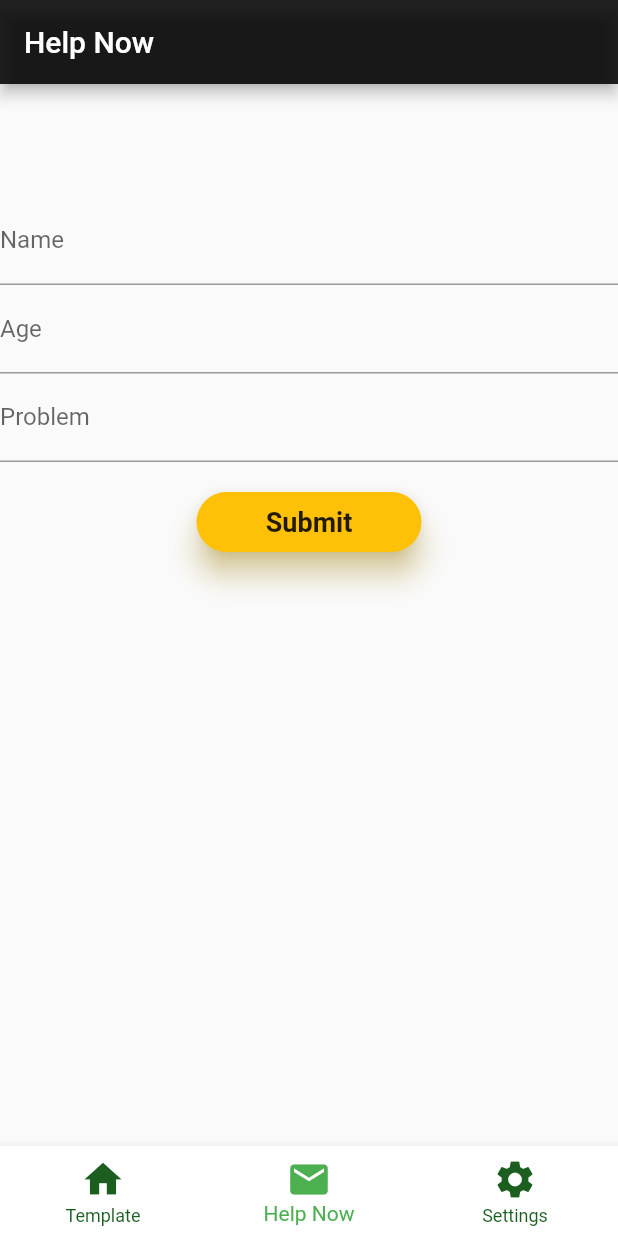
After one commit to Akash-ck/flutter-ui-loginscreen, a Flutter app: the HomePage screen opened directly, item 2 of the bottom bar chosen, after a tap on "Submit", on a phone screen of 412 x 824 dp. The commit adds this screen. Run offline on Flutter 3.47's test engine with Material 2 defaults, Android fonts, the phone set to English and light mode, and no system bars; our stand-ins replace firebase_auth, firebase_core, google_sign_in; accounts and stored records are empty.

Commit message:
final commit

```diff
--- a/assets/templates.json
+++ b/assets/templates.json
@@ -12,12 +12,12 @@
         },
 
         {
-            "image":"assets/image1.jpeg",
+            "image":"assets/download.jpg",
             "name":"Start from Scratch",
             "description":"Create a video from scratch to tell your story"
         },
         {
-            "image":"assets/jp.jpg",
+            "image":"assets/img.png",
             "name":"Product Launch",
             "description":"Introduce a product or service with a video"
         },
--- a/lib/authservice.dart
+++ b/lib/authservice.dart
@@ -2,7 +2,7 @@ import 'package:firebase_auth/firebase_auth.dart';
 import 'package:firebase_core/firebase_core.dart';
 import 'package:flutter/material.dart';
 import 'package:google_sign_in/google_sign_in.dart';
-import 'package:log/profile.dart';
+
 
 
   final googleSignIn = GoogleSignIn();
--- /dev/null
+++ b/lib/gridview.dart
@@ -0,0 +1,66 @@
+import 'package:flutter/material.dart';
+import 'dart:convert';
+
+class gridview extends StatefulWidget {
+  @override
+  _gridviewState createState() => _gridviewState();
+}
+
+class _gridviewState extends State<gridview> {
+
+
+  Widget build(BuildContext context) {
+    return Scaffold(
+
+
+      appBar: AppBar(
+        title: Text("FROM json FILE"),
+      ),
+      body: Center(
+        child: FutureBuilder(
+            future: DefaultAssetBundle.of(context)
+                .loadString('assets/templates.json'),
+            builder: (context, snapshot) {
+              // Decode the JSON
+              var newData = json.decode(snapshot.data.toString());
+
+              return Container(
+                child: GridView.count(
+                  crossAxisCount: 2,
+                  scrollDirection: Axis.vertical,
+                  children: List.generate(4, (index) {
+                    return Expanded(
+                      child: Column(
+                        children: [
+                          Expanded(
+                            child: Container(
+                              height: 300,
+                              width: 200,
+                              child: Image.asset(
+                                newData[index]['image'],
+                                fit: BoxFit.contain,
+                              ),
+                            ),
+                          ),
+                          ListTile(
+                            title: Text(
+                              newData[index]['name'],
+                            ),
+                            subtitle: Text(
+                              newData[index]['description'],
+                              //'Note Text',
+                              style: TextStyle(
+                                  color: Colors.grey.shade600, fontSize: 10),
+                            ),
+                          ),
+                        ],
+                      ),
+                    );
+                  }),
+                ),
+              );
+            }),
+      ),
+    );
+  }
+}
--- /dev/null
+++ b/lib/helpNow.dart
@@ -0,0 +1,90 @@
+import 'package:flutter/material.dart';
+
+
+
+class HelpNow extends StatefulWidget {
+  @override
+  HelpNowState createState() => new HelpNowState();
+}
+
+class HelpNowState extends State<HelpNow> {
+  @override
+  Widget build(BuildContext context) {
+    // TODO: implement build
+    return Scaffold(
+      resizeToAvoidBottomPadding: false,
+      appBar: AppBar(
+        title: Text("Help Now"),
+        backgroundColor: Colors.black87,
+      ),
+      body: Column(
+        children: <Widget>[
+          Container(
+              padding: EdgeInsets.only(top: 75.00),
+              child: Column(
+                children: <Widget>[
+
+                  TextField(
+                    decoration: InputDecoration(
+                        labelText: "Name",
+                        hintText: "Enter Name ",
+                        focusedBorder: UnderlineInputBorder(
+                          borderSide: BorderSide(
+                              color: Colors
+                                  .amber), //To change the border line colo
+                        )),
+                  ),
+                  TextField(
+                    decoration: InputDecoration(
+                        labelText: "Age",
+                        hintText: "Enter Age",
+                        focusedBorder: UnderlineInputBorder(
+                          borderSide: BorderSide(
+                              color: Colors
+                                  .amber), //To change the border line colo
+                        )),
+                  ),
+
+                  TextField(
+                    decoration: InputDecoration(
+                        labelText: "Problem",
+
+                        focusedBorder: UnderlineInputBorder(
+                          borderSide: BorderSide(
+                              color: Colors
+                                  .amber), //To change the border line colo
+                        )),
+                  ),
+                  SizedBox(
+                    height: 20.00,
+                  ),
+                  Container(
+                      height: 40.00,
+                      width: 150.00,
+                      child: Material(
+                        borderRadius: BorderRadius.circular(20.0),
+                        shadowColor: Colors.amberAccent,
+                        color: Colors.amber,
+                        elevation: 8.0,
+                        child: GestureDetector(
+                          onTap: () {
+
+                          },
+                          child: Center(
+                            child: Text(
+                              "Submit",
+                              style: TextStyle(
+                                  color: Colors.black87,
+                                  fontWeight: FontWeight.bold,
+                                  fontSize: 18.0),
+                            ),
+                          ),
+                        ),
+                      )),
+                ],
+              )),
+        ],
+      ),
+    );
+  }
+}
--- a/lib/main.dart
+++ b/lib/main.dart
@@ -1,5 +1,5 @@
 import "package:flutter/material.dart";
-import 'package:log/profile.dart';
+
 import 'login.dart';
 import 'package:firebase_core/firebase_core.dart';
 
--- /dev/null
+++ b/lib/templatePage.dart
@@ -0,0 +1,46 @@
+import 'package:flutter/material.dart';
+import 'package:log/SettingsUI.dart';
+import 'package:log/helpNow.dart';
+import 'gridview.dart';
+
+class HomePage extends StatefulWidget {
+  @override
+  _HomePageState createState() => _HomePageState();
+}
+
+class _HomePageState extends State<HomePage> {
+  int selectedPage = 0;
+
+  final _pageOptions = [
+    gridview(),
+    HelpNow(),
+    SettingsUI(),
+  ];
+
+  @override
+  Widget build(BuildContext context) {
+    return Scaffold(
+        backgroundColor: Colors.white,
+        body: _pageOptions[selectedPage],
+        bottomNavigationBar: BottomNavigationBar(
+          items: [
+            BottomNavigationBarItem(
+                icon: Icon(Icons.home, size: 30), title: Text('Template')),
+            BottomNavigationBarItem(
+                icon: Icon(Icons.mail, size: 30), title: Text('Help Now')),
+            BottomNavigationBarItem(
+                icon: Icon(Icons.settings, size: 30), title: Text('Settings')),
+          ],
+          selectedItemColor: Colors.green,
+          elevation: 5.0,
+          unselectedItemColor: Colors.green[900],
+          currentIndex: selectedPage,
+          backgroundColor: Colors.white,
+          onTap: (index) {
+            setState(() {
+              selectedPage = index;
+            });
+          },
+        ));
+  }
+}
```
Also changed, not shown: lib/homePage.dart (deleted, +0 -116 lines), lib/login.dart (+12 -19 lines), assets/download.jpg (added), assets/img.png (added).
